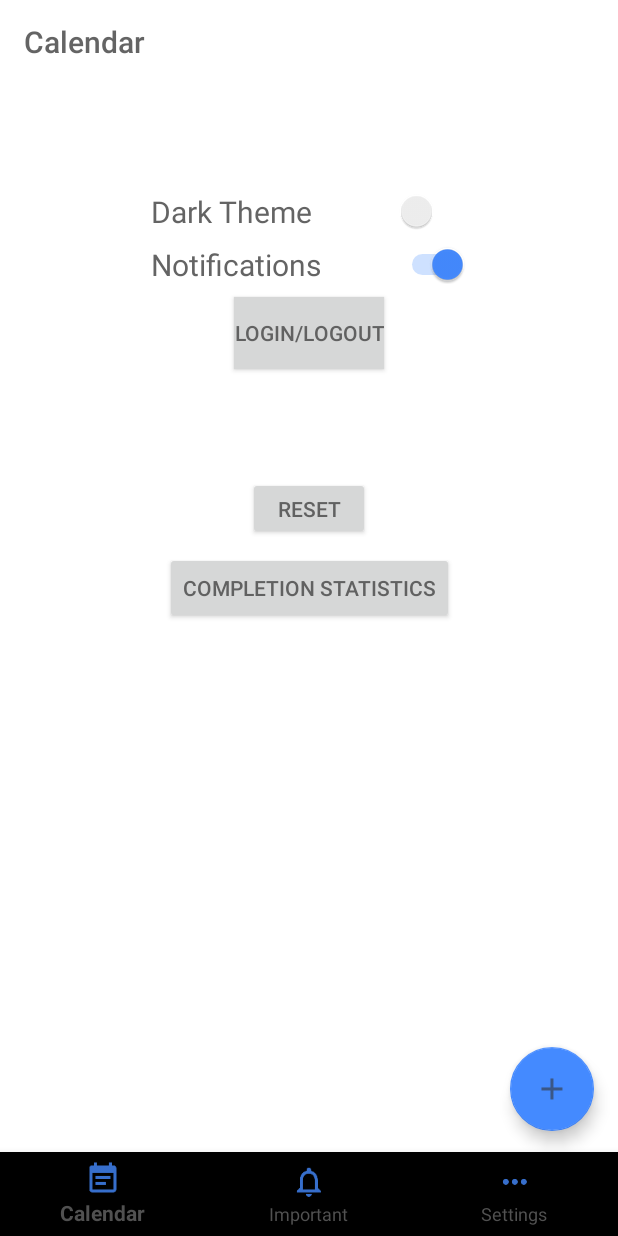
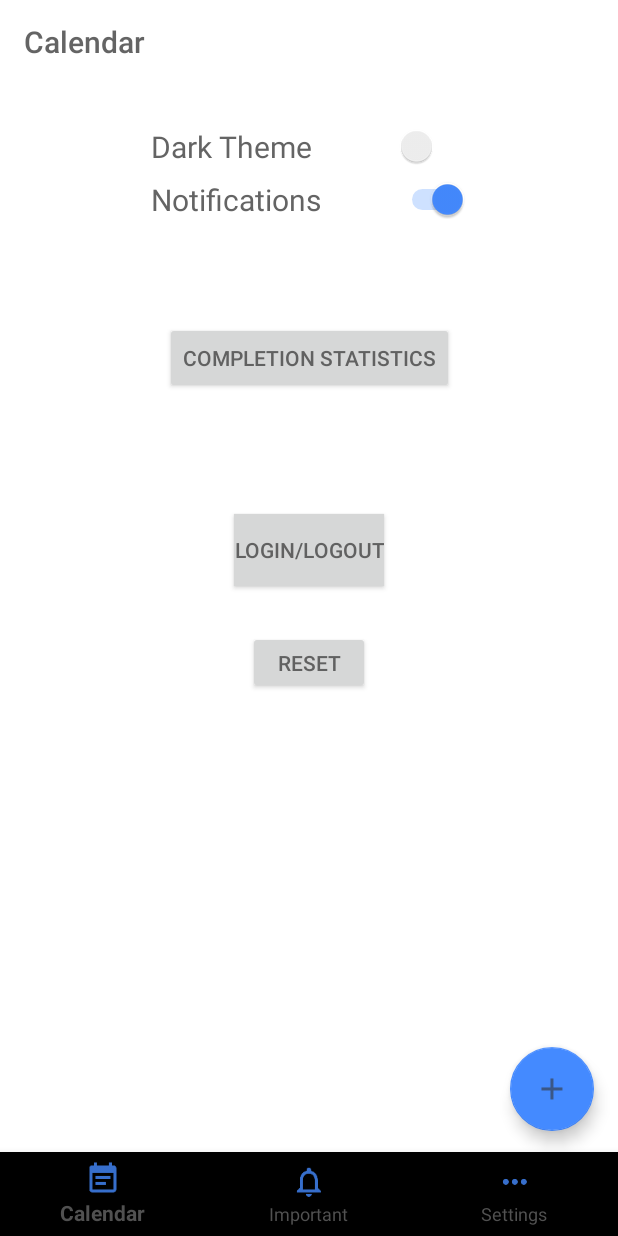
Before and after one commit to adibellathur/KillDDL, an Android app: the fragment SettingsFragment placed in its activity, on a phone screen of 412 x 824 dp. Run offline under Robolectric (Android 15) with nearby library versions, the phone set to English and light mode, and no system bars; libraries missing offline, so code that uses them is left out: com.facebook, com.facebook.login.

Commit message:
Fixed Settings layout

```diff
--- a/app/src/main/res/layout/fragment_settings.xml
+++ b/app/src/main/res/layout/fragment_settings.xml
@@ -20,8 +20,7 @@
         app:layout_constraintEnd_toEndOf="parent"
         app:layout_constraintHorizontal_bias="0.503"
         app:layout_constraintStart_toStartOf="parent"
-        app:layout_constraintTop_toTopOf="parent"
-        app:layout_constraintBottom_toTopOf="@+id/loginLogout"/>
+        app:layout_constraintTop_toTopOf="parent" />
 
     <Switch
         android:id="@+id/toggleNotifs"
@@ -37,8 +36,7 @@
         app:layout_constraintEnd_toEndOf="parent"
         app:layout_constraintHorizontal_bias="0.503"
         app:layout_constraintStart_toStartOf="parent"
-        app:layout_constraintTop_toBottomOf="@+id/toggleTheme"
-        />
+        app:layout_constraintTop_toBottomOf="@+id/toggleTheme" />
 
 
     <Button
@@ -46,17 +44,14 @@
         android:layout_width="wrap_content"
         android:layout_height="wrap_content"
         android:layout_marginStart="8dp"
-        android:layout_marginTop="8dp"
+        android:layout_marginTop="80dp"
         android:layout_marginEnd="8dp"
-        android:layout_marginBottom="8dp"
         android:background="?attr/colorButtonNormal"
         android:text="Login/Logout"
-        app:layout_constraintBottom_toTopOf="@+id/reset"
         app:layout_constraintEnd_toEndOf="parent"
         app:layout_constraintHorizontal_bias="0.501"
         app:layout_constraintStart_toStartOf="parent"
-        app:layout_constraintTop_toBottomOf="@+id/toggleNotifs"
-        app:layout_constraintVertical_bias="0.088" />
+        app:layout_constraintTop_toBottomOf="@+id/completedStats" />
         app
 
     <Button
@@ -64,25 +59,28 @@
         android:layout_width="81dp"
         android:layout_height="42dp"
         android:layout_marginStart="8dp"
-        android:layout_marginTop="72dp"
+        android:layout_marginTop="20dp"
         android:layout_marginEnd="8dp"
+        android:layout_marginBottom="8dp"
         android:text="Reset"
+        app:layout_constraintBottom_toBottomOf="parent"
         app:layout_constraintEnd_toEndOf="parent"
         app:layout_constraintHorizontal_bias="0.501"
         app:layout_constraintStart_toStartOf="parent"
-        app:layout_constraintTop_toBottomOf="@+id/loginLogout" />
+        app:layout_constraintTop_toBottomOf="@+id/loginLogout"
+        app:layout_constraintVertical_bias="0.028" />
 
     <Button
         android:id="@+id/completedStats"
         android:layout_width="wrap_content"
         android:layout_height="wrap_content"
         android:layout_marginStart="8dp"
-        android:layout_marginTop="8dp"
+        android:layout_marginTop="68dp"
         android:layout_marginEnd="8dp"
         android:text="Completion Statistics"
         app:layout_constraintEnd_toEndOf="parent"
         app:layout_constraintStart_toStartOf="parent"
-        app:layout_constraintTop_toBottomOf="@+id/reset" />
+        app:layout_constraintTop_toBottomOf="@+id/toggleNotifs" />
 
 
 </android.support.constraint.ConstraintLayout>
```
